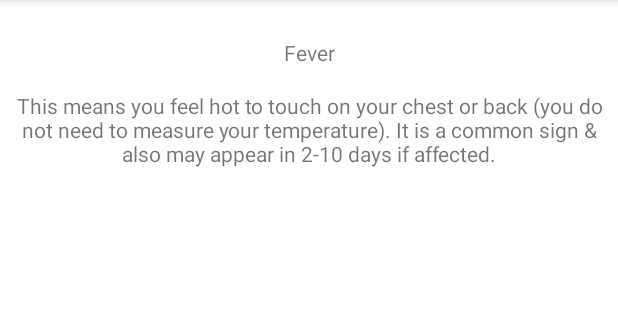
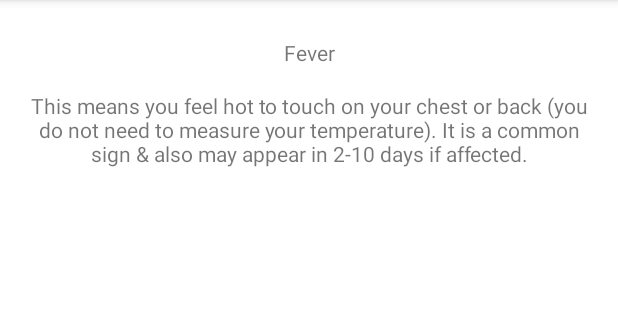
Before and after one commit to KSIH-project/KSIH-Covid19-App, an Android app: the screen it shows after launch (MainActivity), after a tap on "Fever", on a phone screen of 412 x 824 dp, the part 84-404 px from its top. Run offline under Robolectric (Android 15) with nearby library versions, the phone set to English and light mode, and no system bars; libraries missing offline, so code that uses them is left out: androidx.emoji.text; Roboto replaces fonts that are not available here; 4 statements that could not run were skipped.

Commit message:
TASK FEATURE/PREVENTION:prevention bottom sheet

```diff
--- a/app/src/main/res/layout/fragment_symptoms_dialog.xml
+++ b/app/src/main/res/layout/fragment_symptoms_dialog.xml
@@ -10,9 +10,9 @@
         android:id="@+id/texttitle"
         android:layout_width="0dp"
         android:layout_height="wrap_content"
-        android:layout_marginStart="8dp"
+        android:layout_marginStart="16dp"
         android:layout_marginTop="24dp"
-        android:layout_marginEnd="8dp"
+        android:layout_marginEnd="16dp"
         android:gravity="center"
         android:text="Title"
         app:layout_constraintEnd_toEndOf="parent"
@@ -24,9 +24,9 @@
         android:id="@+id/textsymptoms"
         android:layout_width="0dp"
         android:layout_height="wrap_content"
-        android:layout_marginStart="8dp"
+        android:layout_marginStart="16dp"
         android:layout_marginTop="16dp"
-        android:layout_marginEnd="8dp"
+        android:layout_marginEnd="16dp"
         android:gravity="center"
         android:text="Symptoms"
         app:layout_constraintEnd_toEndOf="parent"
--- a/app/src/main/res/layout/symptoms_list_row.xml
+++ b/app/src/main/res/layout/symptoms_list_row.xml
@@ -40,7 +40,7 @@
                 android:layout_height="wrap_content"
                 android:layout_marginStart="16dp"
                 android:layout_marginTop="16dp"
-                android:layout_marginEnd="8dp"
+                android:layout_marginEnd="16dp"
                 android:text="Fever"
                 android:textColor="#000000"
                 app:layout_constraintEnd_toEndOf="parent"
@@ -54,7 +54,7 @@
                 android:layout_height="wrap_content"
                 android:layout_marginStart="16dp"
                 android:layout_marginTop="8dp"
-                android:layout_marginEnd="8dp"
+                android:layout_marginEnd="16dp"
                 android:text="High Fever"
                 android:textColor="#000000"
                 app:layout_constraintEnd_toEndOf="parent"
```
Also changed, not shown: 1 other file.
